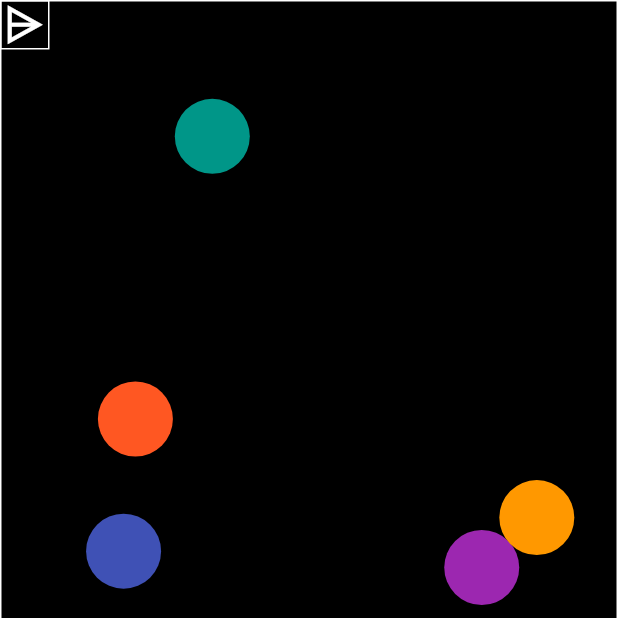
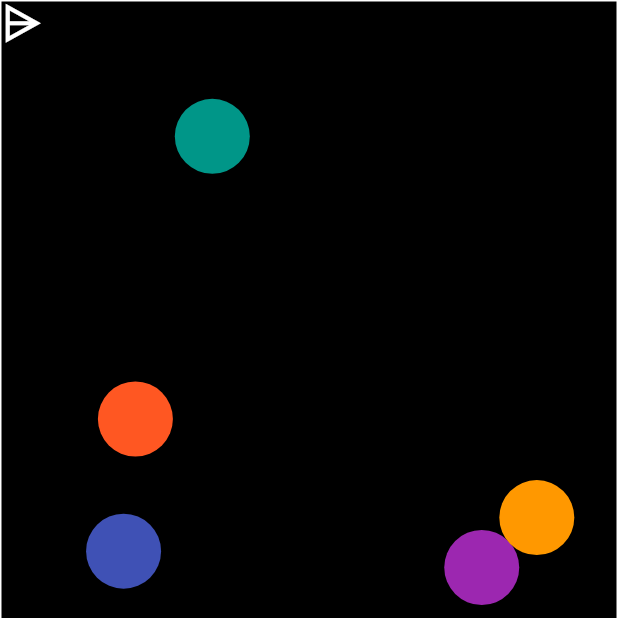
Before and after one commit to VhiteshMore/asteroid_flutter, a Flutter app: the screen it shows after launch, after a tap on "Start Game", on a phone screen of 412 x 824 dp, the top half of it. Run offline on Flutter 3.47's test engine with Material 3 defaults, Android fonts, the phone set to English and light mode, and no system bars.

Commit message:
-- refactor

```diff
--- a/lib/ui/feature/game/screens/game_screen.dart
+++ b/lib/ui/feature/game/screens/game_screen.dart
@@ -23,7 +23,7 @@ class _GameScreenState extends State<GameScreen> with SingleTickerProviderStateM
   @override
   void initState() {
     super.initState();
-    _gameBloc = GameBloc(player: Player(height: 50, width: 50, shape: Circle(radius: 15)));
+    _gameBloc = GameBloc(player: Player(height: 50, width: 50, shape: Circle(radius: 10)));
     WidgetsBinding.instance.addPostFrameCallback((timeStamp) {
       _gameBloc.startGame();
     },);
--- a/lib/ui/widgets/pointer_widget.dart
+++ b/lib/ui/widgets/pointer_widget.dart
@@ -9,17 +9,12 @@ class PointerWidget extends StatelessWidget {
 
   @override
   Widget build(BuildContext context) {
-    return Container(
-      decoration: BoxDecoration(
-        border: Border.all(color: Colors.white)
-      ),
-      child: Transform.rotate(
-        angle: angle != null ? (angle!) + pi/2 : 0,
-        child: const Icon(
-          Icons.details,
-          color: Colors.white,
-          size: 31,
-        ),
+    return Transform.rotate(
+      angle: angle != null ? (angle!) + pi/2 : 0,
+      child: const Icon(
+        Icons.details,
+        color: Colors.white,
+        size: 31,
       ),
     );
   }
--- a/lib/utils/game_utils.dart
+++ b/lib/utils/game_utils.dart
@@ -89,9 +89,6 @@ class GameUtils {
           angleInRadians = -math.atan2(p1.dy - p2.dy, p1.dx - p2.dx);
         }
       } else {
-        // if () {
-        //
-        // }
         angleInRadians = -math.atan2(p1.dx - p2.dx, p1.dy - p2.dy);
       }
     } else {
```
